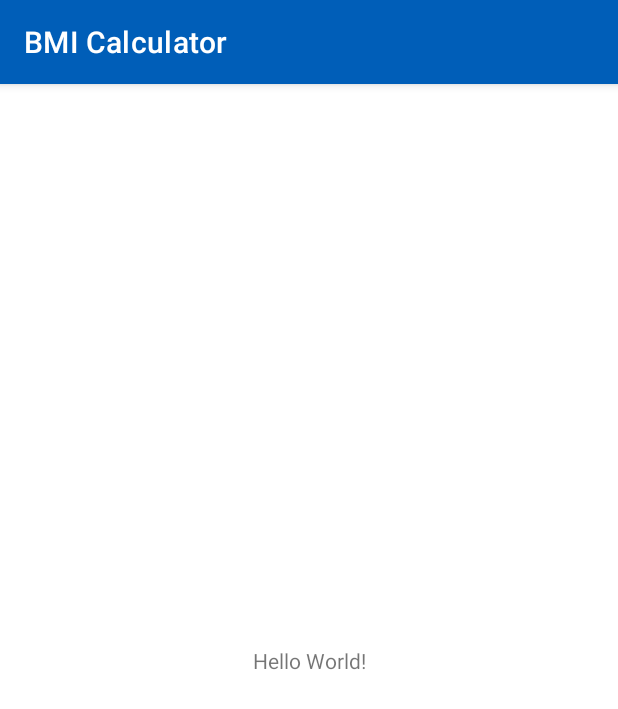
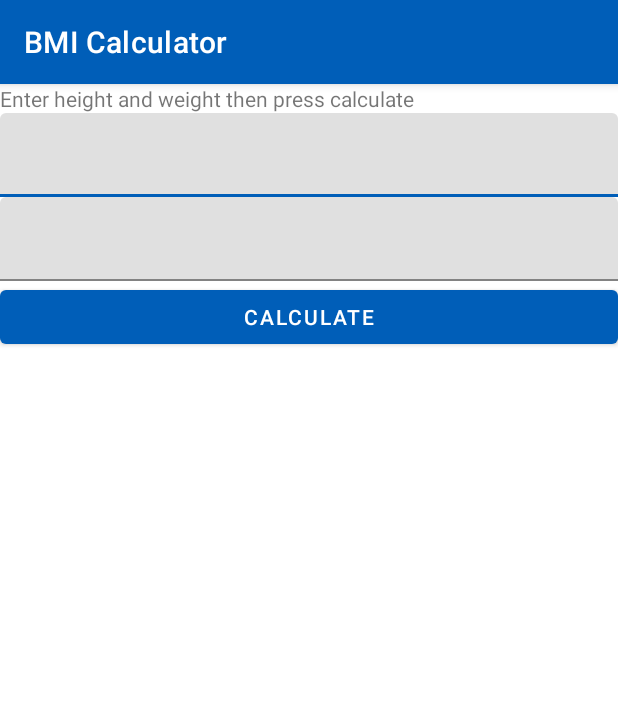
Before and after one commit to gregorl82/Android_BMICalculator, an Android app: the screen it shows after launch (MainActivity), on a phone screen of 412 x 824 dp. Shown: the top 709 px of the screen. Run offline under Robolectric (Android 15) with nearby library versions, the phone set to English and light mode, and no system bars.

Commit message:
Add UI components to layout

```diff
--- a/app/src/main/res/layout/activity_main.xml
+++ b/app/src/main/res/layout/activity_main.xml
@@ -7,12 +7,52 @@
     tools:context=".MainActivity">
 
     <TextView
-        android:layout_width="wrap_content"
+        android:id="@+id/tv_instructions"
+        android:text="@string/instructions"
+        android:layout_width="match_parent"
         android:layout_height="wrap_content"
-        android:text="Hello World!"
-        app:layout_constraintBottom_toBottomOf="parent"
-        app:layout_constraintLeft_toLeftOf="parent"
-        app:layout_constraintRight_toRightOf="parent"
-        app:layout_constraintTop_toTopOf="parent" />
+        app:layout_constraintTop_toTopOf="parent"
+        app:layout_constraintStart_toStartOf="parent"/>
+
+    <com.google.android.material.textfield.TextInputLayout
+        android:id="@+id/height_input_wrapper"
+        android:layout_width="match_parent"
+        android:layout_height="wrap_content"
+        app:layout_constraintTop_toBottomOf="@id/tv_instructions"
+        app:layout_constraintStart_toStartOf="parent">
+
+        <com.google.android.material.textfield.TextInputEditText
+            android:layout_width="match_parent"
+            android:layout_height="wrap_content"/>
+
+    </com.google.android.material.textfield.TextInputLayout>
+
+    <com.google.android.material.textfield.TextInputLayout
+        android:id="@+id/weight_input_wrapper"
+        android:layout_width="match_parent"
+        android:layout_height="wrap_content"
+        app:layout_constraintTop_toBottomOf="@id/height_input_wrapper"
+        app:layout_constraintStart_toStartOf="parent">
+
+        <com.google.android.material.textfield.TextInputEditText
+            android:layout_width="match_parent"
+            android:layout_height="wrap_content"/>
+
+    </com.google.android.material.textfield.TextInputLayout>
+
+    <com.google.android.material.button.MaterialButton
+        android:id="@+id/calculate_button"
+        android:text="@string/calculate"
+        android:layout_width="match_parent"
+        android:layout_height="wrap_content"
+        app:layout_constraintTop_toBottomOf="@id/weight_input_wrapper"
+        app:layout_constraintStart_toStartOf="parent"/>
+
+    <TextView
+        android:id="@+id/tv_result_display"
+        android:layout_width="match_parent"
+        android:layout_height="wrap_content"
+        app:layout_constraintTop_toBottomOf="@id/calculate_button"
+        app:layout_constraintStart_toStartOf="parent"/>
 
 </androidx.constraintlayout.widget.ConstraintLayout>
```
